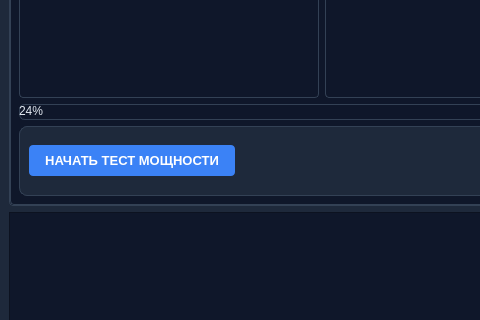
Before: the Qt Designer form mainwindow.ui in vitalisimys/Check_station, drawn with Qt 5; both pictures show x 0 to 480 and y 300 to 620 of the 1301 by 753 pixel window.
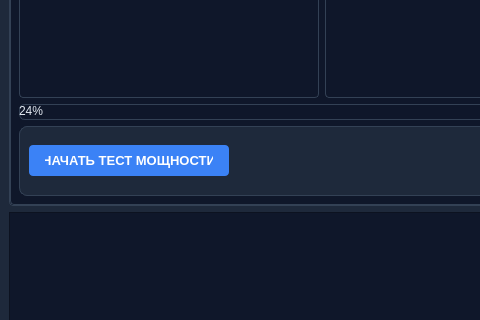
After: the same form once the commit is applied. The open tabs and pages were chosen to show the change. Icons and pictures are not drawn. Custom widgets are drawn as their Qt base class.

Commit message: Правки интерфейса и переключение вкладок

What changed in the file:
```diff
--- a/mainwindow.ui
+++ b/mainwindow.ui
@@ -641,10 +641,16 @@
              </property>
              <property name="minimumSize">
               <size>
-               <width>0</width>
+               <width>200</width>
                <height>0</height>
               </size>
              </property>
+             <property name="maximumSize">
+              <size>
+               <width>200</width>
+               <height>16777215</height>
+              </size>
+             </property>
              <property name="font">
               <font>
                <pointsize>10</pointsize>
```
Left out of the diff: 4 changed lines with no effect on the pictures. The commit also changes 2 other files.
